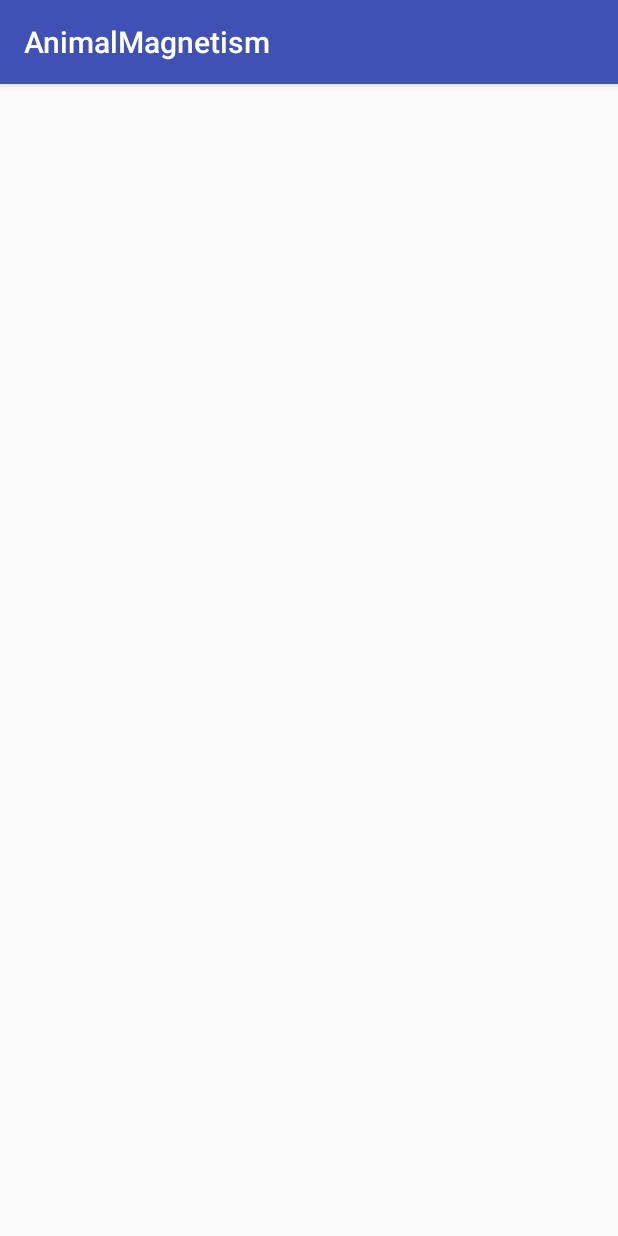
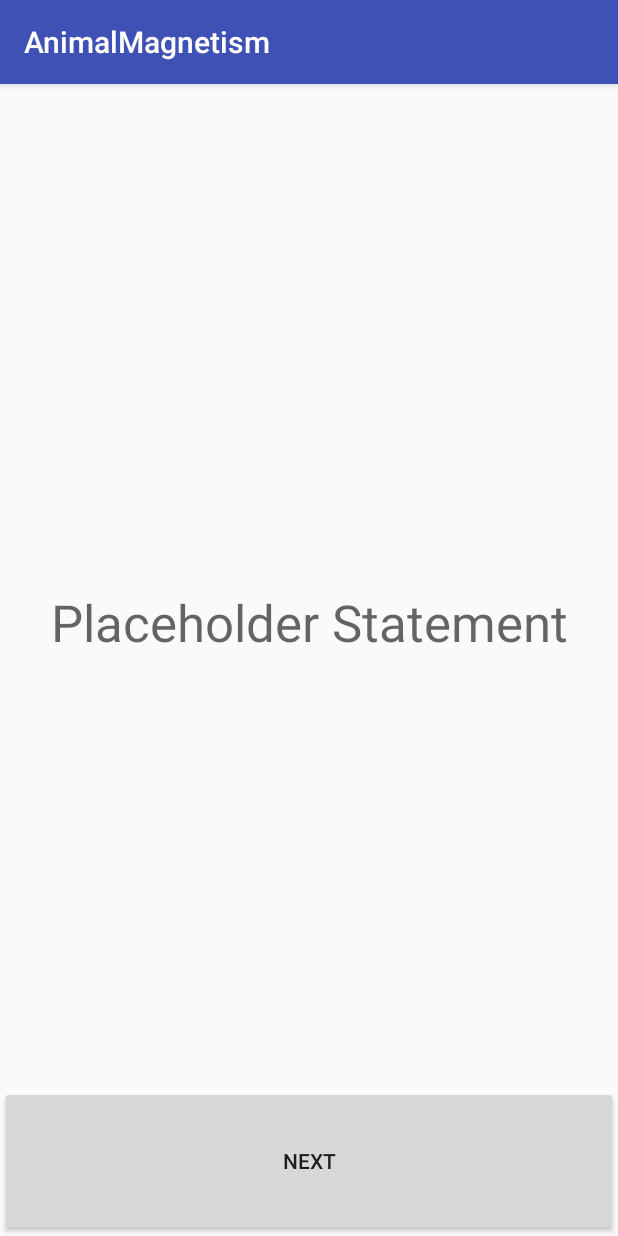
Before and after one commit to kit-foxboy/AnimalMagnetism, an Android app: the screen it shows after launch (QuizActivity), on a phone screen of 412 x 824 dp. Run offline under Robolectric (Android 15) with nearby library versions, the phone set to English and light mode, and no system bars.

```diff
--- a/app/src/main/java/com/vulpineinteractive/animalmagnetism/QuizActivity.java
+++ b/app/src/main/java/com/vulpineinteractive/animalmagnetism/QuizActivity.java
@@ -1,13 +1,22 @@
 package com.vulpineinteractive.animalmagnetism;
 
+import android.os.Bundle;
 import android.support.v7.app.AppCompatActivity;
-import android.os.Bundle;
+import android.widget.ArrayAdapter;
+import android.widget.Spinner;
 
 public class QuizActivity extends AppCompatActivity {
 
     @Override
-    protected void onCreate(Bundle savedInstanceState) {
+    protected void onCreate(Bundle savedInstanceState)
+    {
+        //call parent and init view
         super.onCreate(savedInstanceState);
         setContentView(R.layout.activity_quiz);
+
+        //init spinner
+        Spinner answer = (Spinner) findViewById(R.id.answerSpinner);
+        ArrayAdapter<CharSequence> adapter = ArrayAdapter.createFromResource(this, R.array.answersArray, android.R.layout.select_dialog_item);
+        answer.setAdapter(adapter);
     }
 }
--- a/app/src/main/res/layout/activity_quiz.xml
+++ b/app/src/main/res/layout/activity_quiz.xml
@@ -1,10 +1,64 @@
 <?xml version="1.0" encoding="utf-8"?>
-<RelativeLayout
+<android.support.constraint.ConstraintLayout
     xmlns:android="http://schemas.android.com/apk/res/android"
     xmlns:tools="http://schemas.android.com/tools"
     xmlns:app="http://schemas.android.com/apk/res-auto"
     android:layout_width="match_parent"
     android:layout_height="match_parent"
-    tools:context="com.vulpineinteractive.animalmagnetism.QuizActivity">
+    tools:context="com.vulpineinteractive.animalmagnetism.QuizActivity"
+    android:id="@+id/constraintLayout">
 
-</RelativeLayout>
+
+    <Spinner
+        android:id="@+id/answerSpinner"
+        android:layout_width="0dp"
+        android:layout_height="0dp"
+        android:layout_marginBottom="8dp"
+        android:layout_marginLeft="8dp"
+        android:layout_marginRight="8dp"
+        android:layout_marginTop="8dp"
+        android:spinnerMode="dialog"
+        android:visibility="invisible"
+        app:layout_constraintBottom_toTopOf="@+id/nextButton"
+        app:layout_constraintEnd_toEndOf="@+id/statementText"
+        app:layout_constraintLeft_toLeftOf="@+id/statementText"
+        app:layout_constraintRight_toRightOf="@+id/statementText"
+        app:layout_constraintStart_toStartOf="@+id/statementText"
+        app:layout_constraintTop_toTopOf="@+id/statementText"/>
+
+    <TextView
+        android:id="@+id/statementText"
+        android:layout_width="0dp"
+        android:layout_height="0dp"
+        android:layout_gravity="start"
+        android:layout_marginBottom="8dp"
+        android:layout_marginEnd="8dp"
+        android:layout_marginLeft="8dp"
+        android:layout_marginRight="8dp"
+        android:layout_marginStart="8dp"
+        android:layout_marginTop="8dp"
+        android:contentDescription="statement"
+        android:gravity="center"
+        android:paddingTop="50dp"
+        android:text="Placeholder Statement"
+        android:textAppearance="@style/TextAppearance.AppCompat.Display1"
+        app:layout_constraintBottom_toTopOf="@+id/nextButton"
+        app:layout_constraintHorizontal_bias="0.0"
+        app:layout_constraintLeft_toLeftOf="@+id/constraintLayout"
+        app:layout_constraintRight_toRightOf="@+id/constraintLayout"
+        app:layout_constraintTop_toTopOf="@+id/constraintLayout"
+        app:layout_constraintVertical_bias="0.502"/>
+
+    <Button
+        android:id="@+id/nextButton"
+        android:layout_width="0dp"
+        android:layout_height="100dp"
+        android:layout_marginBottom="0dp"
+        android:layout_marginLeft="0dp"
+        android:layout_marginRight="0dp"
+        android:text="Next"
+        app:layout_constraintBottom_toBottomOf="@+id/constraintLayout"
+        app:layout_constraintLeft_toLeftOf="@+id/constraintLayout"
+        app:layout_constraintRight_toRightOf="@id/constraintLayout"/>
+
+</android.support.constraint.ConstraintLayout>
--- a/app/src/main/res/values/strings.xml
+++ b/app/src/main/res/values/strings.xml
@@ -1,3 +1,13 @@
 <resources>
     <string name="app_name">AnimalMagnetism</string>
+
+    <!-- activityQuiz strings -->
+    <string-array name="answersArray">
+        <item>Strongly Agree</item>
+        <item>Agree</item>
+        <item>Neutral</item>
+        <item>Disagree</item>
+        <item>Strongly Disagree</item>
+    </string-array>
+
 </resources>
```
